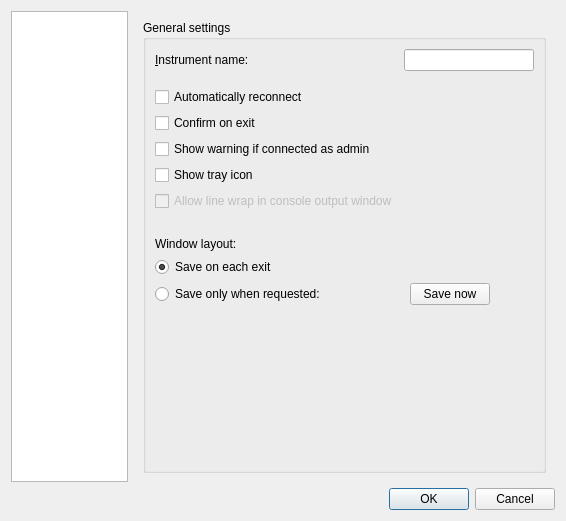
The window that nicos/clients/gui/dialogs/settings.ui (mlz-ictrl/nicos) describes before a commit, drawn with Qt 5.
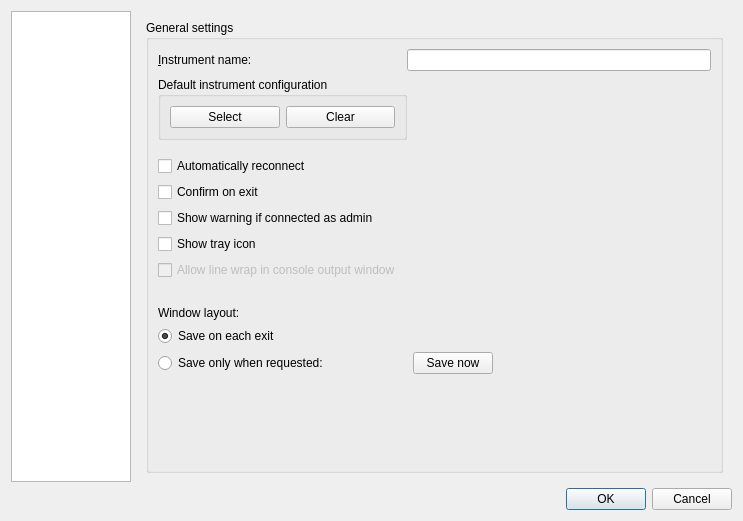
The same window after the commit.

Commit message:
gui: add a "select guiconfig" dialog
to be shown when the setup package and instrument cannot be
determined.

```diff
--- a/nicos/clients/gui/dialogs/settings.ui
+++ b/nicos/clients/gui/dialogs/settings.ui
@@ -6,7 +6,7 @@
    <rect>
     <x>0</x>
     <y>0</y>
-    <width>566</width>
+    <width>743</width>
     <height>521</height>
    </rect>
   </property>
@@ -33,52 +33,17 @@
           <string>General settings</string>
          </property>
          <layout class="QGridLayout" name="gridLayout_3">
-          <item row="7" column="0">
-           <spacer name="verticalSpacer_3">
-            <property name="orientation">
-             <enum>Qt::Vertical</enum>
-            </property>
-            <property name="sizeType">
-             <enum>QSizePolicy::Fixed</enum>
-            </property>
-            <property name="sizeHint" stdset="0">
-             <size>
-              <width>20</width>
-              <height>20</height>
-             </size>
-            </property>
-           </spacer>
-          </item>
-          <item row="10" column="2">
-           <widget class="QPushButton" name="saveLayoutBtn">
-            <property name="sizePolicy">
-             <sizepolicy hsizetype="Fixed" vsizetype="Fixed">
-              <horstretch>0</horstretch>
-              <verstretch>0</verstretch>
-             </sizepolicy>
-            </property>
+          <item row="7" column="0" colspan="2">
+           <widget class="QCheckBox" name="warnWhenAdmin">
             <property name="text">
-             <string>Save now</string>
+             <string>Show warning if connected as admin</string>
             </property>
            </widget>
           </item>
-          <item row="11" column="0">
-           <spacer name="verticalSpacer_2">
-            <property name="orientation">
-             <enum>Qt::Vertical</enum>
-            </property>
-            <property name="sizeHint" stdset="0">
-             <size>
-              <width>20</width>
-              <height>40</height>
-             </size>
-            </property>
-           </spacer>
-          </item>
-          <item row="8" column="0">
-           <widget class="QLabel" name="label">
+          <item row="13" column="0" colspan="2">
+           <widget class="QRadioButton" name="manualSaveLayout">
             <property name="text">
-             <string>Window layout:</string>
+             <string>Save only when requested:       </string>
             </property>
            </widget>
           </item>
@@ -92,8 +57,15 @@
             </property>
            </widget>
           </item>
-          <item row="1" column="0">
-           <spacer name="verticalSpacer_5">
+          <item row="11" column="0">
+           <widget class="QLabel" name="label">
+            <property name="text">
+             <string>Window layout:</string>
+            </property>
+           </widget>
+          </item>
+          <item row="10" column="0">
+           <spacer name="verticalSpacer_3">
             <property name="orientation">
              <enum>Qt::Vertical</enum>
             </property>
@@ -103,12 +75,22 @@
             <property name="sizeHint" stdset="0">
              <size>
               <width>20</width>
-              <height>10</height>
+              <height>20</height>
              </size>
             </property>
            </spacer>
           </item>
-          <item row="9" column="0" colspan="2">
+          <item row="9" column="0">
+           <widget class="QCheckBox" name="allowOutputLineWrap">
+            <property name="enabled">
+             <bool>false</bool>
+            </property>
+            <property name="text">
+             <string>Allow line wrap in console output window</string>
+            </property>
+           </widget>
+          </item>
+          <item row="12" column="0" colspan="2">
            <widget class="QRadioButton" name="autoSaveLayout">
             <property name="text">
              <string>Save on each exit</string>
@@ -118,35 +100,109 @@
             </property>
            </widget>
           </item>
-          <item row="10" column="0" colspan="2">
-           <widget class="QRadioButton" name="manualSaveLayout">
-            <property name="text">
-             <string>Save only when requested:       </string>
-            </property>
-           </widget>
-          </item>
-          <item row="3" column="0">
+          <item row="6" column="0">
            <widget class="QCheckBox" name="confirmExit">
             <property name="text">
              <string>Confirm on exit</string>
             </property>
            </widget>
           </item>
-          <item row="2" column="0" colspan="2">
+          <item row="5" column="0" colspan="2">
            <widget class="QCheckBox" name="autoReconnect">
             <property name="text">
              <string>Automatically reconnect</string>
             </property>
            </widget>
           </item>
-          <item row="5" column="0">
+          <item row="4" column="0">
+           <spacer name="verticalSpacer_5">
+            <property name="orientation">
+             <enum>Qt::Vertical</enum>
+            </property>
+            <property name="sizeType">
+             <enum>QSizePolicy::Fixed</enum>
+            </property>
+            <property name="sizeHint" stdset="0">
+             <size>
+              <width>20</width>
+              <height>10</height>
+             </size>
+            </property>
+           </spacer>
+          </item>
+          <item row="8" column="0">
            <widget class="QCheckBox" name="showTrayIcon">
             <property name="text">
              <string>Show tray icon</string>
             </property>
            </widget>
           </item>
-          <item row="10" column="3">
+          <item row="0" column="1" colspan="3">
+           <widget class="QLineEdit" name="instrument">
+            <property name="sizePolicy">
+             <sizepolicy hsizetype="Expanding" vsizetype="Fixed">
+              <horstretch>0</horstretch>
+              <verstretch>0</verstretch>
+             </sizepolicy>
+            </property>
+           </widget>
+          </item>
+          <item row="14" column="0">
+           <spacer name="verticalSpacer_2">
+            <property name="orientation">
+             <enum>Qt::Vertical</enum>
+            </property>
+            <property name="sizeHint" stdset="0">
+             <size>
+              <width>20</width>
+              <height>40</height>
+             </size>
+            </property>
+           </spacer>
+          </item>
+          <item row="13" column="2">
+           <widget class="QPushButton" name="saveLayoutBtn">
+            <property name="sizePolicy">
+             <sizepolicy hsizetype="Fixed" vsizetype="Fixed">
+              <horstretch>0</horstretch>
+              <verstretch>0</verstretch>
+             </sizepolicy>
+            </property>
+            <property name="text">
+             <string>Save now</string>
+            </property>
+           </widget>
+          </item>
+          <item row="1" column="0" colspan="2">
+           <widget class="QGroupBox" name="groupInstrConfig">
+            <property name="title">
+             <string>Default instrument configuration</string>
+            </property>
+            <layout class="QHBoxLayout" name="horizontalLayout_2">
+             <item>
+              <widget class="QPushButton" name="selectConfigBtn">
+               <property name="toolTip">
+                <string>&lt;html&gt;&lt;head/&gt;&lt;body&gt;&lt;p&gt;Select default instrument gui configuration&lt;/p&gt;&lt;/body&gt;&lt;/html&gt;</string>
+               </property>
+               <property name="text">
+                <string>Select</string>
+               </property>
+              </widget>
+             </item>
+             <item>
+              <widget class="QPushButton" name="clearConfigBtn">
+               <property name="toolTip">
+                <string>&lt;html&gt;&lt;head/&gt;&lt;body&gt;&lt;p&gt;Clear default instrument gui configuration&lt;/p&gt;&lt;/body&gt;&lt;/html&gt;</string>
+               </property>
+               <property name="text">
+                <string>Clear</string>
+               </property>
+              </widget>
+             </item>
+            </layout>
+           </widget>
+          </item>
+          <item row="13" column="3">
            <spacer name="horizontalSpacer">
             <property name="orientation">
              <enum>Qt::Horizontal</enum>
@@ -162,33 +218,6 @@
             </property>
            </spacer>
           </item>
-          <item row="0" column="1" colspan="3">
-           <widget class="QLineEdit" name="instrument">
-            <property name="sizePolicy">
-             <sizepolicy hsizetype="Expanding" vsizetype="Fixed">
-              <horstretch>0</horstretch>
-              <verstretch>0</verstretch>
-             </sizepolicy>
-            </property>
-           </widget>
-          </item>
-          <item row="4" column="0" colspan="2">
-           <widget class="QCheckBox" name="warnWhenAdmin">
-            <property name="text">
-             <string>Show warning if connected as admin</string>
-            </property>
-           </widget>
-          </item>
-          <item row="6" column="0">
-           <widget class="QCheckBox" name="allowOutputLineWrap">
-            <property name="enabled">
-             <bool>false</bool>
-            </property>
-            <property name="text">
-             <string>Allow line wrap in console output window</string>
-            </property>
-           </widget>
-          </item>
          </layout>
         </widget>
        </item>
```
The commit also changes 5 other files.
